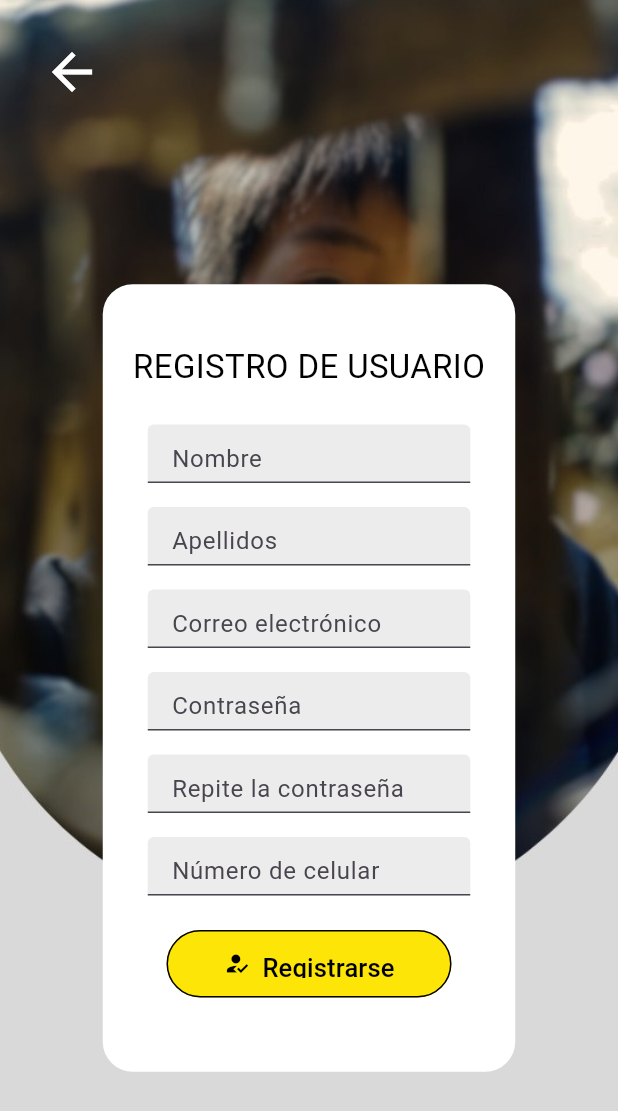
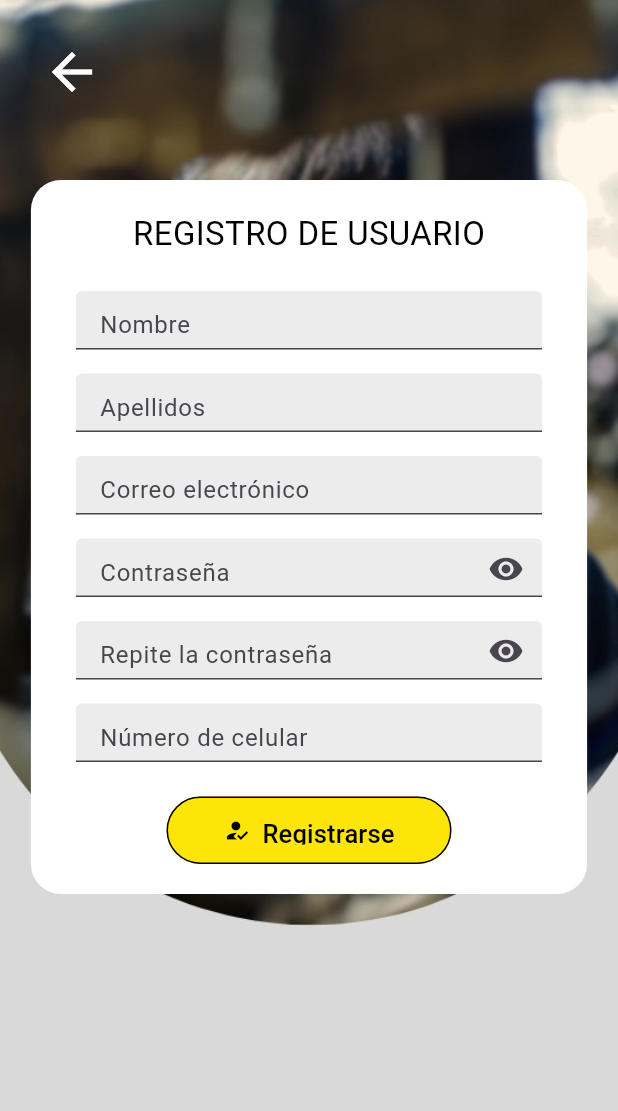
Before and after one commit to MiltonRodriguez37/Rostros-Encontrados, a Flutter app: the screen it shows after launch, after a tap on "Regístrate aquí", on a phone screen of 412 x 824 dp. Shown: the top 1111 px of the screen. Run offline on Flutter 3.47's test engine with Material 3 defaults, Android fonts, the phone set to English and light mode, and no system bars; our stand-ins replace file_picker, firebase_core, firebase_storage, image_picker; accounts and stored records are empty.

Commit message:
Modificacion formularios

```diff
--- a/lib/presentation/screens/registro_usuario.dart
+++ b/lib/presentation/screens/registro_usuario.dart
@@ -58,14 +58,14 @@ Widget cuerpo(){
       )
     ),
 
-  child: Form(
+  child: SingleChildScrollView(
+    child: Form(
     key: _formKey,
     child: Center(
       child: Padding (
-        padding: const EdgeInsets.only(top: 80.0),
+        padding: const EdgeInsets.only(top: 120.0,bottom:230.0),
         child: Container (
-          width: 275,
-            height: 525,
+          width: MediaQuery.of(context).size.width * 0.9,
             decoration: BoxDecoration(
               color: Colors.white,
               borderRadius: BorderRadius.circular(20),
@@ -73,6 +73,7 @@ Widget cuerpo(){
           child: Column (
             mainAxisAlignment: MainAxisAlignment.center, //Teniendo la columna, se debe centrar dentro de la columna
             children: <Widget>[
+              const SizedBox(height: 20,),
               nombre(),
               const SizedBox(height: 20,),
               campoNombre(),
@@ -89,12 +90,13 @@ Widget cuerpo(){
               //campoNumTelefono(),
               const SizedBox(height: 20),
               botonRegistrarse(),
-              const SizedBox(height: 10),
+              const SizedBox(height: 20),
             ],
           ),
         ),
       ),
     ),
+  )
   )
 
   ),
@@ -208,6 +210,29 @@ bool _esCorreoValido(String correo){
   return regex.hasMatch(correo);
 }
 
+bool _obscureText = true;
+bool _obscureText2 = true;
+
+Widget _visibilidadContrasena() {
+  return IconButton(
+    icon: _obscureText ? Icon(Icons.visibility) : Icon(Icons.visibility_off),
+    onPressed: () {
+      setState(() {
+        _obscureText = !_obscureText;
+      });
+    },
+  );
+}
+Widget _visibilidadRepContrasena() {
+  return IconButton(
+    icon: _obscureText2 ? Icon(Icons.visibility) : Icon(Icons.visibility_off),
+    onPressed: () {
+      setState(() {
+        _obscureText2 = !_obscureText2;
+      });
+    },
+  );
+}
 Widget campoContrasena(){
   return Container(
     padding: const EdgeInsets.symmetric(horizontal: 30, vertical: 3),
@@ -215,13 +240,14 @@ Widget campoContrasena(){
     child: TextFormField(
       controller: _contrasenaController,
       style: const TextStyle(fontSize: 16),
-      obscureText: true,
-      decoration: const InputDecoration(
+      obscureText: _obscureText,
+      decoration: InputDecoration(
         hintText: "Contraseña",
         fillColor: Color.fromARGB(255, 236, 236, 236),
         filled: true,
         errorMaxLines: 2,
-        errorStyle: TextStyle(fontSize: 12)
+        errorStyle: const TextStyle(fontSize: 12),
+        suffixIcon: _visibilidadContrasena(),
       ),
       validator: (value) => _obtenerMensajeErrorContrasena(value ?? ""),
     ),
@@ -259,12 +285,13 @@ Widget campoRepContrasena(){
     height: 45,
     child: TextFormField(
       style: const TextStyle(fontSize: 16),
-      obscureText: true,
-      decoration: const InputDecoration(
+      obscureText: _obscureText2,
+      decoration: InputDecoration(
         hintText: "Repite la contraseña",
         fillColor: Color.fromARGB(255, 236, 236, 236),
         filled: true,
-        errorStyle: TextStyle(fontSize: 12)
+        errorStyle: TextStyle(fontSize: 12),
+        suffixIcon: _visibilidadRepContrasena(),
       ),
       validator: (value){
         if(value?.isEmpty ?? true){
@@ -274,7 +301,6 @@ Widget campoRepContrasena(){
         }
         return null;
       },
-
     ),
   );
 }
```
Also changed, not shown: lib/presentation/screens/inicio_sesion.dart (+18 -4 lines), lib/presentation/screens/registro_persona.dart (+6 -4 lines), 3 other files.
